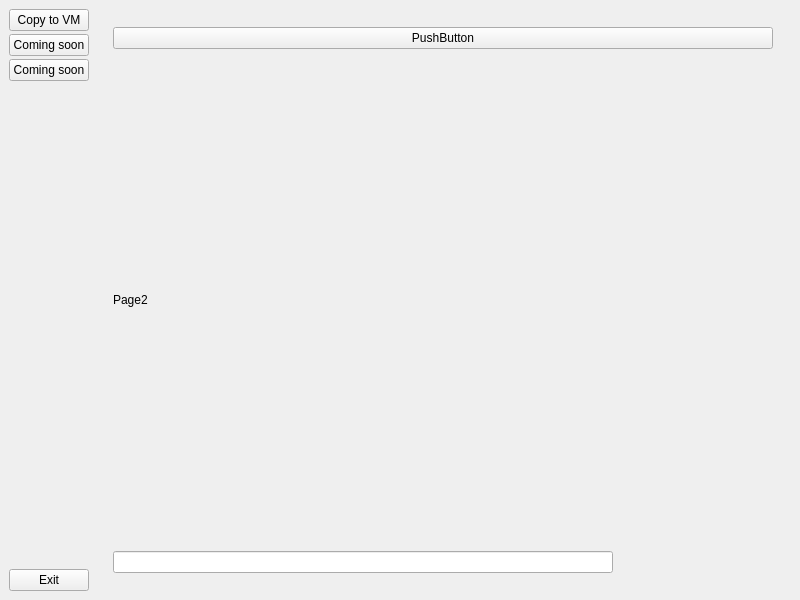
Qt form gui/MainWindow.ui (gyulii/Copy-tool) before a commit.
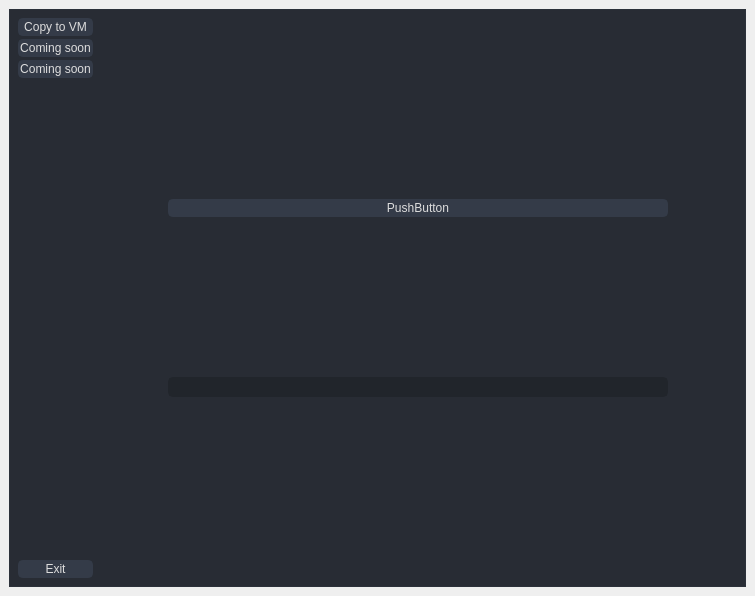
The same form after that commit. The open tabs and pages were chosen to show the change. Icons and pictures are not drawn.

Commit message: Initial style design added

Patch:
```diff
--- a/gui/MainWindow.ui
+++ b/gui/MainWindow.ui
@@ -6,16 +6,280 @@
    <rect>
     <x>0</x>
     <y>0</y>
-    <width>800</width>
-    <height>600</height>
+    <width>755</width>
+    <height>596</height>
    </rect>
   </property>
   <property name="windowTitle">
    <string>MainWindow</string>
   </property>
   <widget class="QWidget" name="centralwidget">
-   <layout class="QGridLayout" name="gridLayout_2">
-    <item row="0" column="0">
+   <property name="styleSheet">
+    <string notr="true">/*  White text */
+
+QWidget{
+	color: rgb(221, 221, 221);
+	font: 10pt &quot;Segoe UI&quot;;
+}
+
+/*  No tooltip*/
+
+QToolTip {
+	color: #ffffff;
+	background-color: rgba(33, 37, 43, 180);
+	border: 1px solid rgb(44, 49, 58);
+	background-image: none;
+	background-position: left center;
+    background-repeat: no-repeat;
+	border: none;
+	border-left: 2px solid rgb(255, 121, 198);
+	text-align: left;
+	padding-left: 8px;
+	margin: 0px;
+}
+
+
+#backgroundwidget {	
+	background-color: rgb(40, 44, 52);
+	border: 1px solid rgb(44, 49, 58);
+}
+
+#PageCopy {	
+	background-color: rgb(40, 44, 52);
+	border: 1px solid rgb(44, 49, 58);
+}
+
+
+
+
+QPlainTextEdit {
+	background-color: rgb(27, 29, 35);
+	border-radius: 5px;
+	padding: 10px;
+	selection-color: rgb(255, 255, 255);
+	selection-background-color: rgb(255, 121, 198);
+}
+QPlainTextEdit  QScrollBar:vertical {
+    width: 8px;
+ }
+QPlainTextEdit  QScrollBar:horizontal {
+    height: 8px;
+ }
+QPlainTextEdit:hover {
+	border: 2px solid rgb(64, 71, 88);
+}
+QPlainTextEdit:focus {
+	border: 2px solid rgb(91, 101, 124);
+}
+
+QScrollBar:horizontal {
+    border: none;
+    background: rgb(52, 59, 72);
+    height: 8px;
+    margin: 0px 21px 0 21px;
+	border-radius: 0px;
+}
+QScrollBar::handle:horizontal {
+    background: rgb(189, 147, 249);
+    min-width: 25px;
+	border-radius: 4px
+}
+QScrollBar::add-line:horizontal {
+    border: none;
+    background: rgb(55, 63, 77);
+    width: 20px;
+	border-top-right-radius: 4px;
+    border-bottom-right-radius: 4px;
+    subcontrol-position: right;
+    subcontrol-origin: margin;
+}
+QScrollBar::sub-line:horizontal {
+    border: none;
+    background: rgb(55, 63, 77);
+    width: 20px;
+	border-top-left-radius: 4px;
+    border-bottom-left-radius: 4px;
+    subcontrol-position: left;
+    subcontrol-origin: margin;
+}
+QScrollBar::up-arrow:horizontal, QScrollBar::down-arrow:horizontal
+{
+     background: none;
+}
+QScrollBar::add-page:horizontal, QScrollBar::sub-page:horizontal
+{
+     background: none;
+}
+QScrollBar:vertical {
+	border: none;
+    background: rgb(52, 59, 72);
+    width: 8px;
+    margin: 21px 0 21px 0;
+	border-radius: 0px;
+ }
+QScrollBar::handle:vertical {	
+	background: rgb(189, 147, 249);
+    min-height: 25px;
+	border-radius: 4px
+ }
+QScrollBar::add-line:vertical {
+     border: none;
+    background: rgb(55, 63, 77);
+     height: 20px;
+	border-bottom-left-radius: 4px;
+    border-bottom-right-radius: 4px;
+     subcontrol-position: bottom;
+     subcontrol-origin: margin;
+ }
+QScrollBar::sub-line:vertical {
+	border: none;
+    background: rgb(55, 63, 77);
+     height: 20px;
+	border-top-left-radius: 4px;
+    border-top-right-radius: 4px;
+     subcontrol-position: top;
+     subcontrol-origin: margin;
+ }
+QScrollBar::up-arrow:vertical, QScrollBar::down-arrow:vertical {
+     background: none;
+ }
+
+QScrollBar::add-page:vertical, QScrollBar::sub-page:vertical {
+     background: none;
+ }
+
+
+QCheckBox::indicator {
+    border: 3px solid rgb(52, 59, 72);
+	width: 15px;
+	height: 15px;
+	border-radius: 10px;
+    background: rgb(44, 49, 60);
+}
+QCheckBox::indicator:hover {
+    border: 3px solid rgb(58, 66, 81);
+}
+QCheckBox::indicator:checked {
+    background: 3px solid rgb(52, 59, 72);
+	border: 3px solid rgb(52, 59, 72);	
+	background-image: url(:/icons/images/icons/cil-check-alt.png);
+}
+
+QSlider::groove:horizontal {
+    border-radius: 5px;
+    height: 10px;
+	margin: 0px;
+	background-color: rgb(52, 59, 72);
+}
+QSlider::groove:horizontal:hover {
+	background-color: rgb(55, 62, 76);
+}
+QSlider::handle:horizontal {
+    background-color: rgb(189, 147, 249);
+    border: none;
+    height: 10px;
+    width: 10px;
+    margin: 0px;
+	border-radius: 5px;
+}
+QSlider::handle:horizontal:hover {
+    background-color: rgb(195, 155, 255);
+}
+QSlider::handle:horizontal:pressed {
+    background-color: rgb(255, 121, 198);
+}
+
+QSlider::groove:vertical {
+    border-radius: 5px;
+    width: 10px;
+    margin: 0px;
+	background-color: rgb(52, 59, 72);
+}
+QSlider::groove:vertical:hover {
+	background-color: rgb(55, 62, 76);
+}
+QSlider::handle:vertical {
+    background-color: rgb(189, 147, 249);
+	border: none;
+    height: 10px;
+    width: 10px;
+    margin: 0px;
+	border-radius: 5px;
+}
+QSlider::handle:vertical:hover {
+    background-color: rgb(195, 155, 255);
+}
+QSlider::handle:vertical:pressed {
+    background-color: rgb(255, 121, 198);
+}
+
+
+#stackedWidget QPushButton {
+	border: 2px solid rgb(52, 59, 72);
+	border-radius: 5px;	
+	background-color: rgb(52, 59, 72);
+}
+#stackedWidget QPushButton:hover {
+	background-color: rgb(57, 65, 80);
+	border: 2px solid rgb(61, 70, 86);
+}
+#stackedWidget QPushButton:pressed {	
+	background-color: rgb(35, 40, 49);
+	border: 2px solid rgb(43, 50, 61);
+}
+
+
+QLineEdit {
+	background-color: rgb(33, 37, 43);
+	border-radius: 5px;
+	border: 2px solid rgb(33, 37, 43);
+	padding-left: 10px;
+	selection-color: rgb(255, 255, 255);
+	selection-background-color: rgb(255, 121, 198);
+}
+#QLineEdit:hover {
+	border: 2px solid rgb(64, 71, 88);
+}
+#QLineEdit:focus {
+	border: 2px solid rgb(91, 101, 124);
+}
+
+
+QTextEdit {
+	background-color: rgb(33, 37, 43);
+	border-radius: 5px;
+	border: 2px solid rgb(33, 37, 43);
+	padding-left: 10px;
+	selection-color: rgb(255, 255, 255);
+	selection-background-color: rgb(255, 121, 198);
+}
+#QTextEdit:hover {
+	border: 2px solid rgb(64, 71, 88);
+}
+#QTextEdit:focus {
+	border: 2px solid rgb(91, 101, 124);
+}
+
+#sidepanel QPushButton {
+	border: 2px solid rgb(52, 59, 72);
+	border-radius: 5px;	
+	background-color: rgb(52, 59, 72);
+}
+#sidepanel QPushButton:hover {
+	background-color: rgb(57, 65, 80);
+	border: 2px solid rgb(61, 70, 86);
+}
+#sidepanel QPushButton:pressed {	
+	background-color: rgb(35, 40, 49);
+	border: 2px solid rgb(43, 50, 61);
+}
+</string>
+   </property>
+   <layout class="QVBoxLayout" name="verticalLayout_4">
+    <item>
+     <widget class="QWidget" name="backgroundwidget" native="true">
+      <layout class="QHBoxLayout" name="horizontalLayout_2">
+       <item>
      <widget class="QWidget" name="sidepanel" native="true">
       <property name="sizePolicy">
        <sizepolicy hsizetype="Preferred" vsizetype="Preferred">
@@ -89,8 +353,8 @@
       </layout>
      </widget>
     </item>
-    <item row="0" column="1">
-     <widget class="QWidget" name="widget_3" native="true">
+       <item>
+        <widget class="QWidget" name="mainpanel" native="true">
       <layout class="QHBoxLayout" name="horizontalLayout">
        <item>
         <widget class="QStackedWidget" name="stackedWidget">
@@ -233,20 +497,16 @@
          <widget class="QWidget" name="page_2">
           <layout class="QVBoxLayout" name="verticalLayout">
            <item>
+               <widget class="QWidget" name="widget_5" native="true">
+                <layout class="QGridLayout" name="gridLayout_5">
+                 <item row="0" column="0">
             <widget class="QPushButton" name="pushButton_5">
              <property name="text">
               <string>PushButton</string>
              </property>
             </widget>
            </item>
-           <item>
-            <widget class="QLabel" name="label_4">
-             <property name="text">
-              <string>Page2</string>
-             </property>
-            </widget>
-           </item>
-           <item>
+                 <item row="1" column="0">
             <widget class="QLineEdit" name="lineEdit">
              <property name="maximumSize">
               <size>
@@ -258,6 +518,12 @@
            </item>
           </layout>
          </widget>
+              </item>
+             </layout>
+            </widget>
+           </widget>
+          </item>
+         </layout>
         </widget>
        </item>
       </layout>
```
Lines whose indentation alone changed are shown as unchanged. The commit also changes 5 other files.
